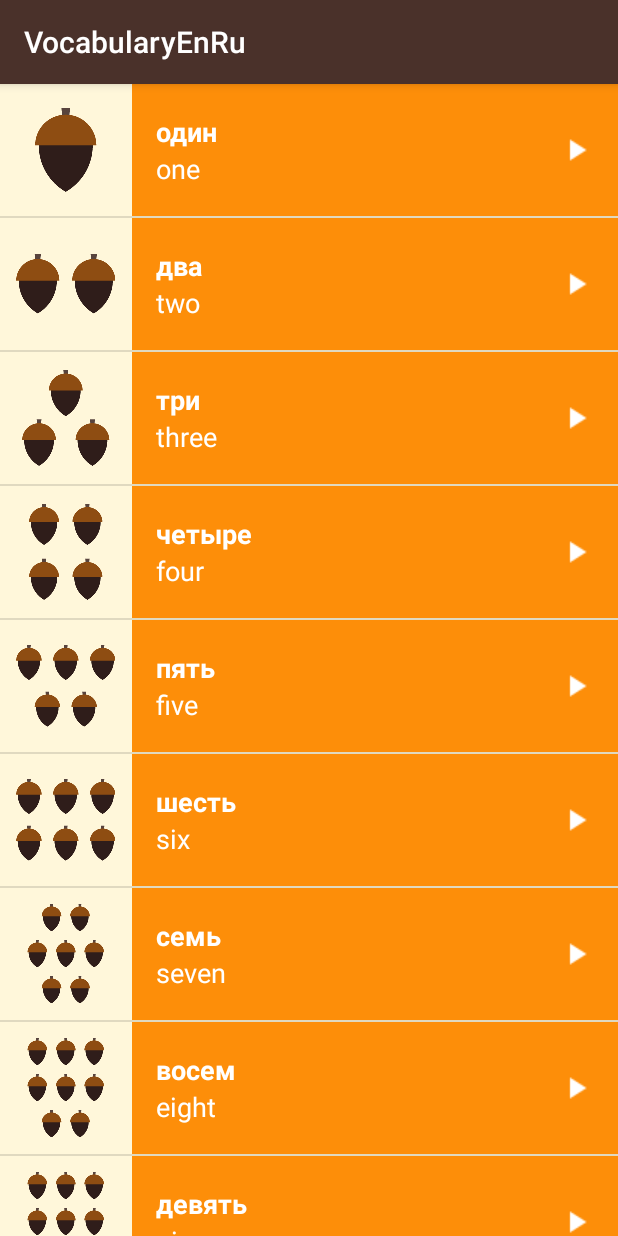
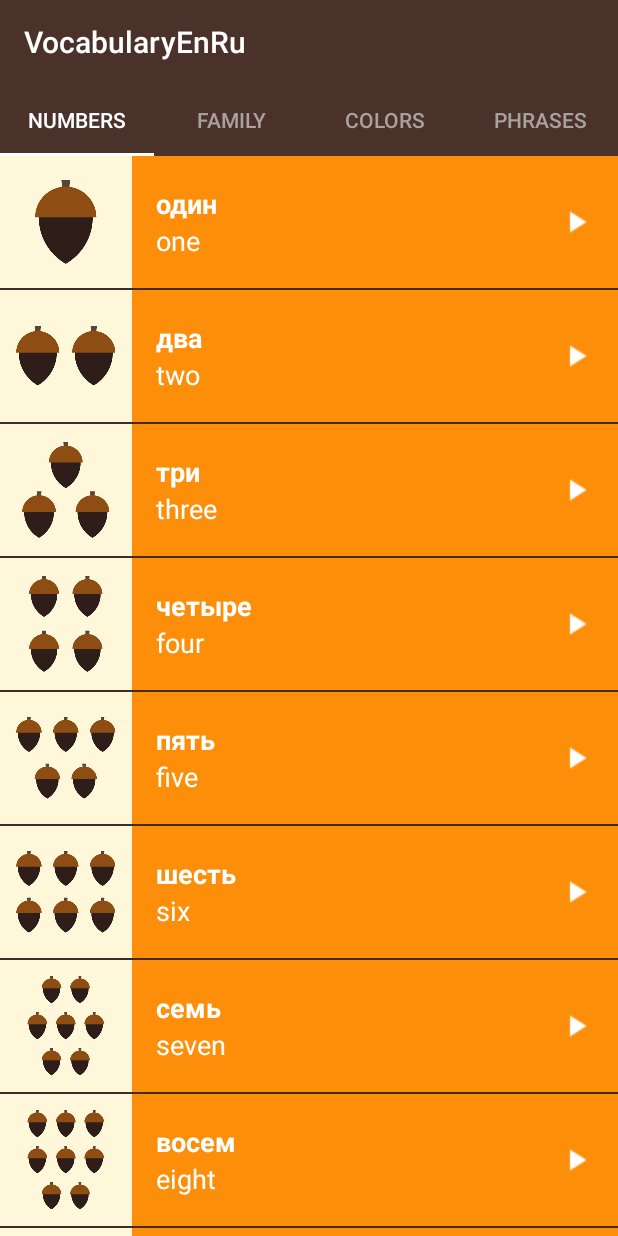
Before and after one commit to Valery85/androidUd, an Android app: the screen it shows after launch (MainActivity), on a phone screen of 412 x 824 dp. Run offline under Robolectric (Android 15) with nearby library versions, the phone set to English and light mode, and no system bars.

Commit message:
Add tabs with correspondent names of categories

```diff
--- a/VocabularyEnRu/app/build.gradle
+++ b/VocabularyEnRu/app/build.gradle
@@ -23,6 +23,7 @@ dependencies {
     implementation 'com.android.support:appcompat-v7:26.1.0'
     implementation 'com.android.support.constraint:constraint-layout:1.1.0'
     implementation 'com.android.support:support-v4:26.1.0'
+    compile 'com.android.support:design:26.1.0'
     testImplementation 'junit:junit:4.12'
     androidTestImplementation 'com.android.support.test:runner:1.0.2'
     androidTestImplementation 'com.android.support.test.espresso:espresso-core:3.0.2'
--- a/VocabularyEnRu/app/src/main/java/com/examlpe/android/vocabularyenru/CategoryAdapter.java
+++ b/VocabularyEnRu/app/src/main/java/com/examlpe/android/vocabularyenru/CategoryAdapter.java
@@ -1,6 +1,7 @@
 package com.examlpe.android.vocabularyenru;
 
 
+import android.content.Context;
 import android.support.v4.app.Fragment;
 import android.support.v4.app.FragmentManager;
 import android.support.v4.app.FragmentPagerAdapter;
@@ -11,12 +12,13 @@ import android.support.v4.app.FragmentPagerAdapter;
  * each list item based on a data source which is a list of {@link Word} objects.
  */
 public class CategoryAdapter extends FragmentPagerAdapter {
+    /** Context of the app */
+    private Context mContext;
 
-    public CategoryAdapter (FragmentManager fm) {
+    public CategoryAdapter(Context context, FragmentManager fm) {
         super(fm);
-        }
-        /**Return {@link Fragment} that will be shown for the given page number
-         * */
+        mContext = context;
+    }
     @Override
     public Fragment getItem(int position) {
         if (position == 0) {
@@ -37,4 +39,17 @@ public class CategoryAdapter extends FragmentPagerAdapter {
     public int getCount() {
         return 4;
     }
+
+    @Override
+    public CharSequence getPageTitle(int position) {
+        if (position == 0) {
+            return mContext.getString(R.string.category_numbers);
+        } else if (position == 1) {
+            return mContext.getString(R.string.category_family);
+        } else if (position == 2) {
+            return mContext.getString(R.string.category_colors);
+        } else {
+            return mContext.getString(R.string.category_phrases);
+        }
+    }
 }
--- a/VocabularyEnRu/app/src/main/java/com/examlpe/android/vocabularyenru/MainActivity.java
+++ b/VocabularyEnRu/app/src/main/java/com/examlpe/android/vocabularyenru/MainActivity.java
@@ -1,6 +1,7 @@
 package com.examlpe.android.vocabularyenru;
 
 import android.os.Bundle;
+import android.support.design.widget.TabLayout;
 import android.support.v4.view.ViewPager;
 import android.support.v7.app.AppCompatActivity;
 
@@ -17,9 +18,19 @@ public class MainActivity extends AppCompatActivity {
         ViewPager viewPager = (ViewPager) findViewById(R.id.viewpager);
 
         // Create an adapter that knows which fragment should be shown on each page
-        CategoryAdapter adapter = new CategoryAdapter(getSupportFragmentManager());
+        CategoryAdapter adapter = new CategoryAdapter(this, getSupportFragmentManager());
 
         // Set the adapter onto the view pager
         viewPager.setAdapter(adapter);
+
+        // Find the tab layout that shows the tabs
+        TabLayout tabLayout = (TabLayout) findViewById(R.id.tabs);
+
+        // Connect the tab layout with the view pager. This will
+        //   1. Update the tab layout when the view pager is swiped
+        //   2. Update the view pager when a tab is selected
+        //   3. Set the tab layout's tab names with the view pager's adapter's titles
+        //      by calling onPageTitle()
+        tabLayout.setupWithViewPager(viewPager);
     }
 }
--- a/VocabularyEnRu/app/src/main/res/layout/activity_main_view_pager.xml
+++ b/VocabularyEnRu/app/src/main/res/layout/activity_main_view_pager.xml
@@ -3,8 +3,16 @@
     xmlns:tools="http://schemas.android.com/tools"
     android:layout_width="match_parent"
     android:layout_height="match_parent"
-    android:background="@color/tan_background"
+
+    android:background="@color/primary_color"
     android:orientation="vertical">
+    <!--android:background="@color/tan_background"-->
+
+    <android.support.design.widget.TabLayout
+        android:id="@+id/tabs"
+        style="@style/CategoryTab"
+        android:layout_width="match_parent"
+        android:layout_height="wrap_content" />
 
     <android.support.v4.view.ViewPager
         android:id="@+id/viewpager"
--- a/VocabularyEnRu/app/src/main/res/values/strings.xml
+++ b/VocabularyEnRu/app/src/main/res/values/strings.xml
@@ -26,7 +26,7 @@
     <string name="category_numbers">Numbers</string>
 
     <!-- Category name for the vocabulary words for family members [CHAR LIMIT=20] -->
-    <string name="category_family">Family Members</string>
+    <string name="category_family">Family</string>
 
     <!-- TODO: Remove or change this placeholder text -->
     <string name="hello_blank_fragment">Hello blank fragment</string>
--- a/VocabularyEnRu/app/src/main/res/values/styles.xml
+++ b/VocabularyEnRu/app/src/main/res/values/styles.xml
@@ -18,6 +18,25 @@
     <style name="AppTheme" parent="Theme.AppCompat.Light.DarkActionBar">
         <item name="colorPrimary">@color/primary_color</item>
         <item name="colorPrimaryDark">@color/primary_dark_color</item>
+        <item name="actionBarStyle">@style/VocabularyEnRuAppBarStyle</item>
+        <item name="android:windowContentOverlay">@null</item>
+    </style>
+
+    <!-- App bar style -->
+    <style name="VocabularyEnRuAppBarStyle" parent="@style/Widget.AppCompat.Light.ActionBar.Solid.Inverse">
+        <!-- Remove the shadow below the app bar -->
+        <item name="elevation">0dp</item>
+    </style>
+    <!-- Style for a tab that displays a category name -->
+    <style name="CategoryTab" parent="Widget.Design.TabLayout">
+        <item name="tabIndicatorColor">@android:color/white</item>
+        <item name="tabSelectedTextColor">@android:color/white</item>
+        <item name="tabTextAppearance">@style/CategoryTabTextAppearance</item>
+    </style>
+
+    <!-- Text appearance style for a category tab -->
+    <style name="CategoryTabTextAppearance" parent="TextAppearance.Design.Tab">
+        <item name="android:textColor">#A8A19E</item>
     </style>
 
     <!-- Style for a category of vocabulary words -->
```
